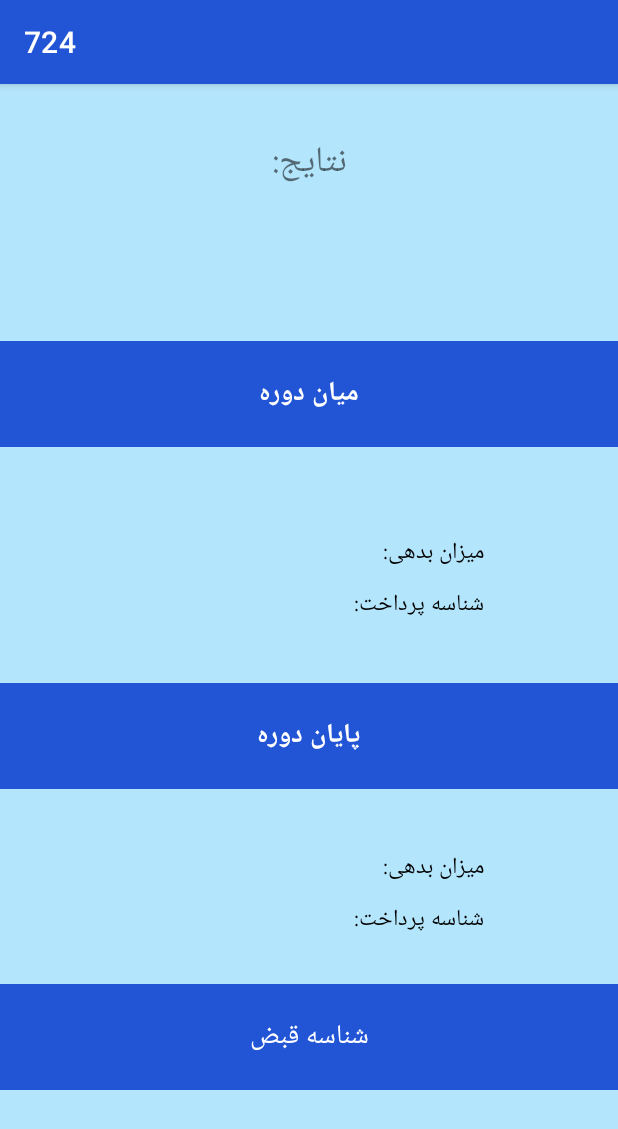
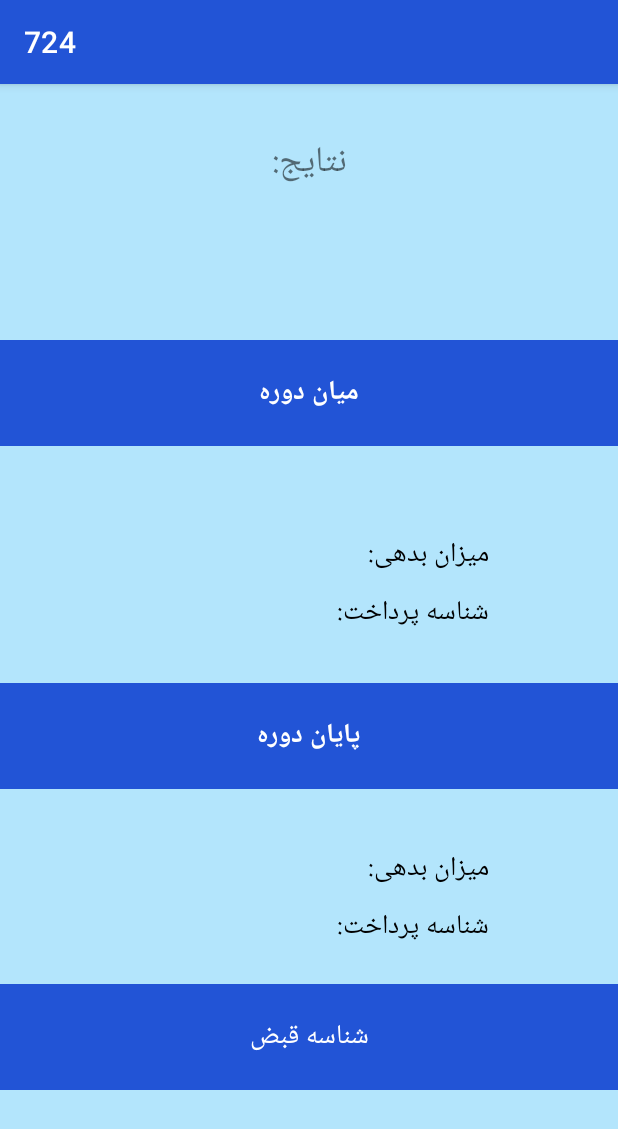
Before and after one commit to OsqueeRana/724, an Android app: the InquiryActivity screen opened directly, with no data from a screen before it, on a phone screen of 412 x 824 dp. Shown: the top 1129 px of the screen. Run offline under Robolectric (Android 15) with nearby library versions, the phone set to English and light mode, and no system bars.

Commit message:
fix inquiry activity

```diff
--- a/app/src/main/res/layout/activity_inquiry.xml
+++ b/app/src/main/res/layout/activity_inquiry.xml
@@ -45,7 +45,7 @@
         android:layout_marginTop="8dp"
         android:text="شناسه پرداخت:"
         android:textColor="@color/black"
-        android:textSize="15sp"
+        android:textSize="18sp"
         app:layout_constraintEnd_toEndOf="@+id/textView3"
         app:layout_constraintTop_toBottomOf="@+id/textView3" />
 
@@ -67,7 +67,7 @@
         android:layout_marginTop="8dp"
         android:text="شناسه پرداخت:"
         android:textColor="@color/black"
-        android:textSize="15sp"
+        android:textSize="18sp"
         app:layout_constraintEnd_toEndOf="@+id/textView6"
         app:layout_constraintTop_toBottomOf="@+id/textView6" />
 
@@ -89,7 +89,7 @@
         android:layout_marginTop="8dp"
         android:text="میزان بدهی:"
         android:textColor="@color/black"
-        android:textSize="15sp"
+        android:textSize="18sp"
         app:layout_constraintBottom_toTopOf="@+id/textView7"
         app:layout_constraintEnd_toEndOf="@+id/textView6"
         app:layout_constraintHorizontal_bias="0.75"
@@ -105,7 +105,7 @@
         android:layout_marginTop="32dp"
         android:text="میزان بدهی:"
         android:textColor="@color/black"
-        android:textSize="15sp"
+        android:textSize="18sp"
         app:layout_constraintBottom_toTopOf="@+id/textView8"
         app:layout_constraintEnd_toEndOf="@+id/textView7"
         app:layout_constraintHorizontal_bias="0.74"
```
